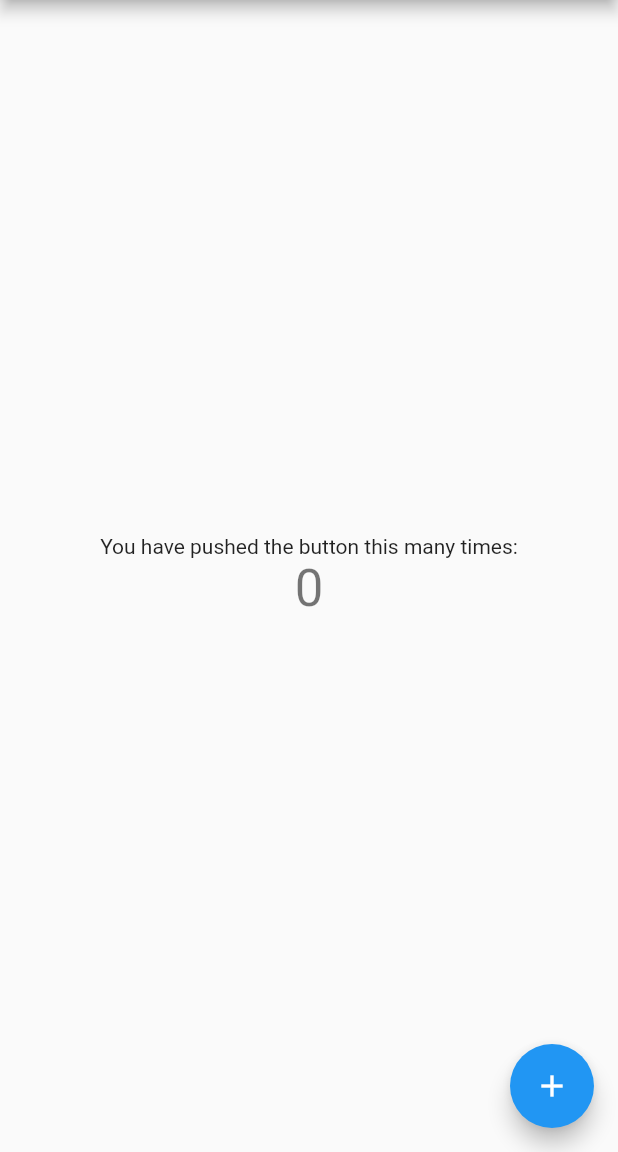
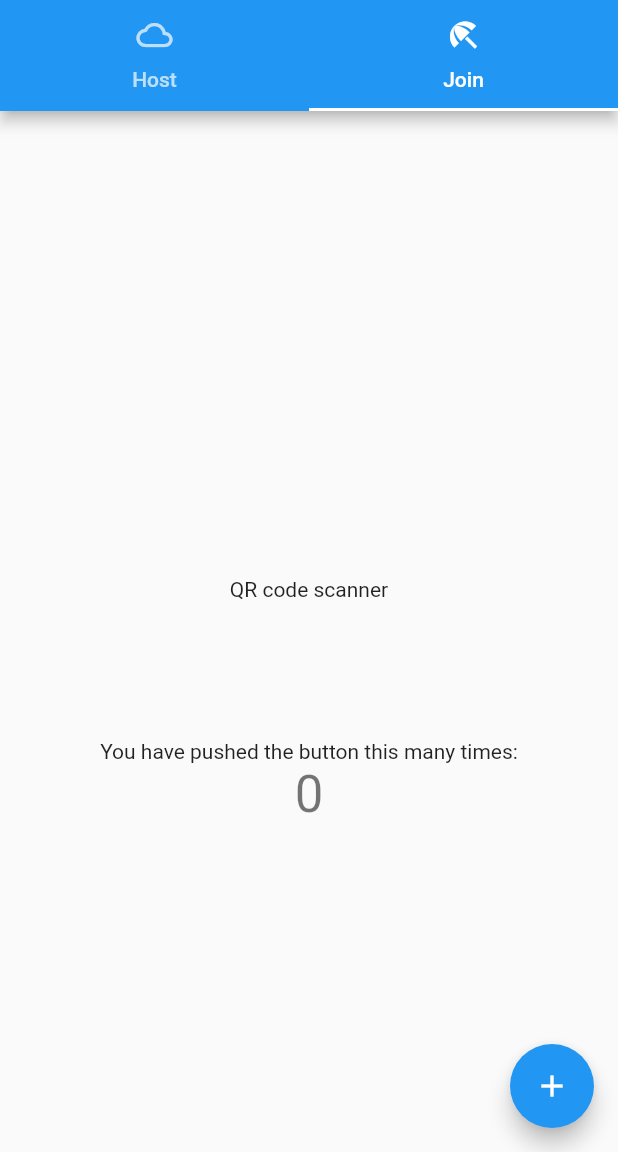
Before and after one commit to flutter-examples-run/starter, a Flutter app: the screen it shows after launch, on a phone screen of 412 x 824 dp, the part 84-1236 px from its top. Run offline on Flutter 3.47's test engine with Material 2 defaults, Android fonts, the phone set to English and light mode, and no system bars.

Commit message:
add Host and Join views

```diff
--- a/lib/main.dart
+++ b/lib/main.dart
@@ -67,11 +67,20 @@ class _MyHomePageState extends State<MyHomePage> {
     // The Flutter framework has been optimized to make rerunning build methods
     // fast, so that you can just rebuild anything that needs updating rather
     // than having to individually change instances of widgets.
-    return Scaffold(
+    return DefaultTabController(
+        initialIndex: 1,
+        length: 2,
+        child: Scaffold(
           appBar: AppBar(
             // Here we take the value from the MyHomePage object that was created by
             // the App.build method, and use it to set our appbar title.
             title: Text(widget.title!),
+            bottom: const TabBar(
+              tabs: <Widget>[
+                Tab(icon: Icon(Icons.cloud_outlined), text: 'Host'),
+                Tab(icon: Icon(Icons.beach_access_sharp), text: 'Join'),
+              ],
+            ),
           ),
           body: Center(
             // Center is a layout widget. It takes a single child and positions it
@@ -93,6 +102,18 @@ class _MyHomePageState extends State<MyHomePage> {
               // horizontal).
               mainAxisAlignment: MainAxisAlignment.center,
               children: <Widget>[
+                Container(
+                    height: 200,
+                    child: TabBarView(
+                      children: <Widget>[
+                        Center(
+                          child: Text('Host QR code here'),
+                        ),
+                        Center(
+                          child: Text('QR code scanner'),
+                        )
+                      ],
+                    )),
                 Text(
                   'You have pushed the button this many times:',
                 ),
@@ -108,6 +129,6 @@ class _MyHomePageState extends State<MyHomePage> {
             tooltip: 'Increment',
             child: Icon(Icons.add),
           ), // This trailing comma makes auto-formatting nicer for build methods.
-    );
+        ));
   }
 }
```
Lines whose indentation alone changed are shown as unchanged.
